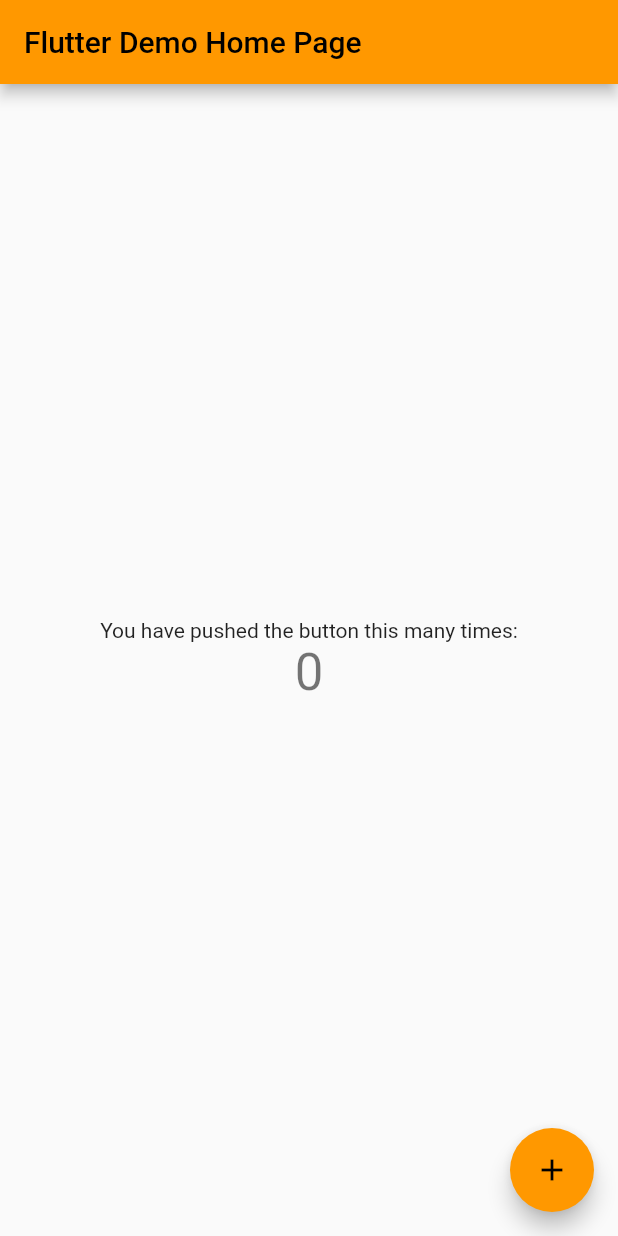
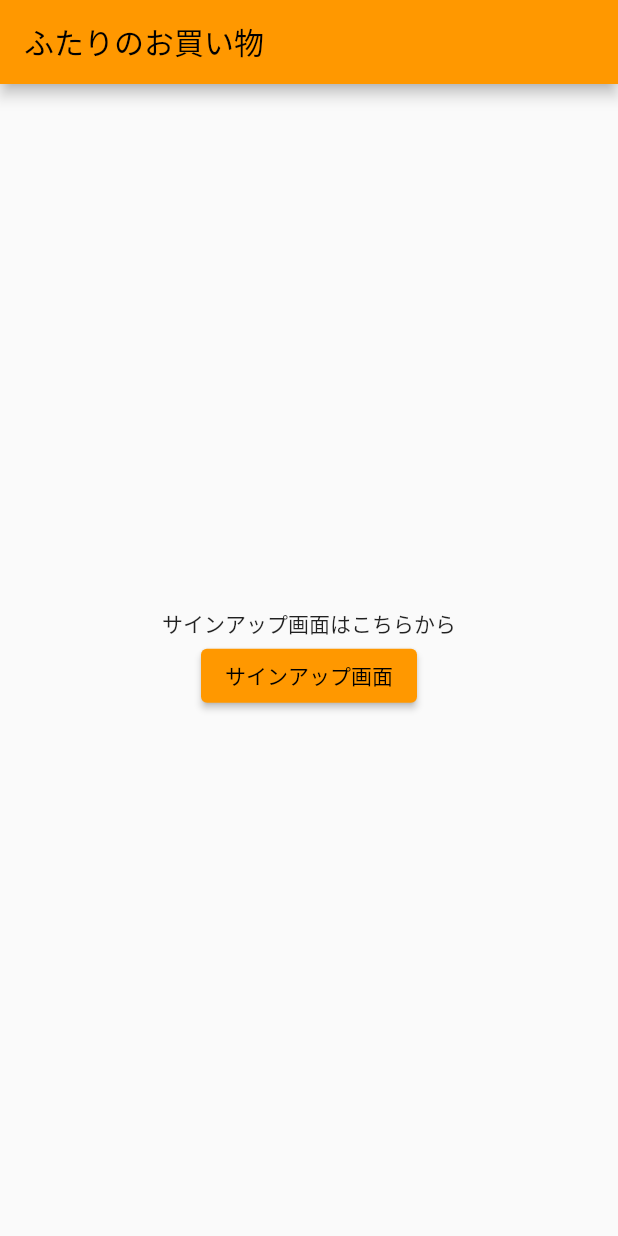
Before and after one commit to Yuta-KTD/shopping_with_you, a Flutter app: the screen it shows after launch, on a phone screen of 412 x 824 dp. Run offline on Flutter 3.47's test engine with Material 2 defaults, Android fonts, the phone set to English and light mode, and no system bars; our stand-ins replace firebase_auth, firebase_core, flutter_form_builder, go_router; accounts and stored records are empty.

Commit message:
✨ サインアップ画面実装 (#3)
- go_routerを導入しました
- サインアップ画面を実装しました
  - firebase_authを使用しました

```diff
--- a/lib/main.dart
+++ b/lib/main.dart
@@ -1,5 +1,7 @@
 import 'package:flutter/material.dart';
 import 'package:firebase_core/firebase_core.dart';
+import 'package:go_router/go_router.dart';
+import 'package:shopping_with_you/ui/screen/sign_up_screen.dart';
 import 'firebase_options.dart';
 
 void main() async {
@@ -10,63 +12,60 @@ void main() async {
   runApp(const MyApp());
 }
 
+/// go_routerのルーティング設定
+final GoRouter _router = GoRouter(
+  routes: <RouteBase>[
+    GoRoute(
+      path: '/',
+      builder: (BuildContext context, GoRouterState state) {
+        return const HomeScreen();
+      },
+      routes: <RouteBase>[
+        GoRoute(
+          path: 'singup',
+          builder: (BuildContext context, GoRouterState state) {
+            return const SingUpScreen();
+          },
+        ),
+      ],
+    ),
+  ],
+);
+
 class MyApp extends StatelessWidget {
   const MyApp({super.key});
 
   @override
   Widget build(BuildContext context) {
-    return MaterialApp(
-      title: 'ふたりのお買い物',
+    return MaterialApp.router(
       theme: ThemeData(
         primarySwatch: Colors.orange,
       ),
-      home: const MyHomePage(title: 'Flutter Demo Home Page'),
+      routerConfig: _router,
     );
   }
 }
 
-class MyHomePage extends StatefulWidget {
-  const MyHomePage({super.key, required this.title});
-
-  final String title;
-
-  @override
-  State<MyHomePage> createState() => _MyHomePageState();
-}
-
-class _MyHomePageState extends State<MyHomePage> {
-  int _counter = 0;
-
-  void _incrementCounter() {
-    setState(() {
-      _counter++;
-    });
-  }
+class HomeScreen extends StatelessWidget {
+  const HomeScreen({super.key});
 
   @override
   Widget build(BuildContext context) {
     return Scaffold(
       appBar: AppBar(
-        title: Text(widget.title),
+        title: const Text('ふたりのお買い物'),
       ),
       body: Center(
         child: Column(
           mainAxisAlignment: MainAxisAlignment.center,
           children: <Widget>[
-            const Text(
-              'You have pushed the button this many times:',
-            ),
-            Text(
-              '$_counter',
-              style: Theme.of(context).textTheme.headlineMedium,
-            ),
+            const Text('サインアップ画面はこちらから'),
+            ElevatedButton(
+              onPressed: () => context.go('/singup'),
+              child: const Text('サインアップ画面'),
+            )
           ],
         ),
-      ),
-      floatingActionButton: FloatingActionButton(
-        onPressed: _incrementCounter,
-        tooltip: 'Increment',
-        child: const Icon(Icons.add),
       ),
     );
   }
--- a/pubspec.yaml
+++ b/pubspec.yaml
@@ -39,6 +39,8 @@ dependencies:
   firebase_core: ^2.10.0
   firebase_auth: ^4.4.2
   cloud_firestore: ^4.5.3
+  go_router: ^7.0.0
+  flutter_form_builder: ^8.0.0
 
 dev_dependencies:
   flutter_test:
```
Also changed, not shown: lib/ui/component/form_text_field.dart (added, +29 -0 lines), lib/ui/screen/sign_up_screen.dart (added, +78 -0 lines), lib/ui/screen/login.dart (deleted), pubspec.lock.
